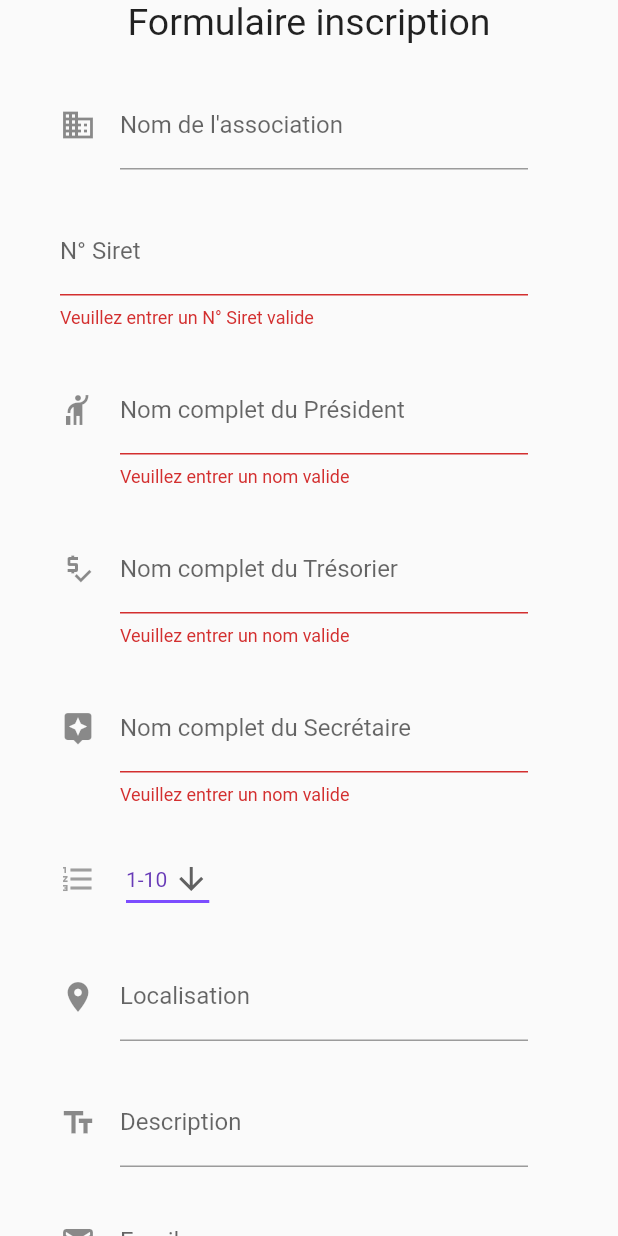
After one commit to juxqq/stage-project-mobile, a Flutter app: the SignUpAssoc screen opened directly, on a phone screen of 412 x 824 dp. The commit adds this screen. Run offline on Flutter 3.47's test engine with Material 2 defaults, Android fonts, the phone set to English and light mode, and no system bars; our stand-ins replace bottom_navy_bar; missing offline and left inert: dart:ffi, flutter_session; accounts and stored records are empty.

Commit message:
Base of signup for associations

```diff
--- a/lib/extensions/validator_extensions.dart
+++ b/lib/extensions/validator_extensions.dart
@@ -70,4 +70,13 @@ extension ValidatorExtensions on String {
 
     return null;
   }
+
+  String? validateSiret() {
+    String pattern = '[0-9]';
+    RegExp regex = RegExp(pattern);
+    if (isEmpty || !regex.hasMatch(this) || length > 14) {
+      return 'Veuillez entrer un N° Siret valide';
+    }
+    return null;
+  }
 }
--- /dev/null
+++ b/lib/services/assoc_service.dart
@@ -0,0 +1,33 @@
+import 'package:http/http.dart' as http;
+import 'package:flutter_session/flutter_session.dart';
+
+class AssocService {
+  static const String uri =
+      'https://www.dorian-roulet.com/stage_2022_01x02_epsi';
+  static final session = FlutterSession();
+
+  Future<dynamic> createAssoc(name, siret, president, tresorier, secretaire,
+      nbMembre, localisation, description, mail, siteWeb) async {
+    try {
+      final response = await http.post(Uri.parse('$uri/postAssoc.php'), body: {
+        "name": "$name",
+        "siret": "$siret",
+        "president": "$president",
+        "tresorier": "$tresorier",
+        "secretaire": "$secretaire",
+        "nbMembre": "$nbMembre",
+        "localisation": "$localisation",
+        "description": "$description",
+        "mail": "$mail",
+        "siteWeb": "$siteWeb"
+      });
+
+      if (response.statusCode == 200) {
+        return true;
+      }
+    } catch (e) {
+      rethrow;
+    }
+    return null;
+  }
+}
--- /dev/null
+++ b/lib/views/assoc/signup_assoc.dart
@@ -0,0 +1,255 @@
+import 'package:flutter/material.dart';
+import 'package:mobile_app/extensions/validator_extensions.dart';
+import 'package:mobile_app/services/assoc_service.dart';
+import 'package:mobile_app/share/radius_button.dart';
+
+class SignUpAssoc extends StatefulWidget {
+  const SignUpAssoc({Key? key}) : super(key: key);
+
+  @override
+  _SignUpAssocState createState() => _SignUpAssocState();
+}
+
+class _SignUpAssocState extends State<SignUpAssoc> {
+  String dropdownValue = '1-10';
+  final _formKey = GlobalKey<FormState>();
+  final TextEditingController nameController = TextEditingController();
+  final TextEditingController siretController = TextEditingController();
+  final TextEditingController presidentController = TextEditingController();
+  final TextEditingController tresorierController = TextEditingController();
+  final TextEditingController secretaireController = TextEditingController();
+  final TextEditingController nbMembreController = TextEditingController();
+  final TextEditingController localisationController = TextEditingController();
+  final TextEditingController descriptionController = TextEditingController();
+  final TextEditingController mailController = TextEditingController();
+  final TextEditingController siteWebController = TextEditingController();
+  final AssocService assocService = AssocService();
+
+  @override
+  Widget build(BuildContext context) {
+    return Scaffold(
+      resizeToAvoidBottomInset: false,
+      body: Form(
+        autovalidateMode: AutovalidateMode.always,
+        key: _formKey,
+        child: SingleChildScrollView(
+            child: Column(
+          mainAxisAlignment: MainAxisAlignment.center,
+          children: [
+            const Text("Formulaire inscription",
+                style: TextStyle(fontSize: 25)),
+            const SizedBox(height: 25),
+            Container(
+              alignment: Alignment.center,
+              margin: const EdgeInsets.only(
+                left: 40,
+                right: 60,
+              ),
+              child: TextFormField(
+                controller: nameController,
+                decoration: InputDecoration(
+                    labelText: "Nom de l'association",
+                    icon: Icon(Icons.business)),
+              ),
+            ),
+            const SizedBox(height: 25),
+            Container(
+              alignment: Alignment.center,
+              margin: const EdgeInsets.only(
+                left: 40,
+                right: 60,
+              ),
+              child: TextFormField(
+                keyboardType: TextInputType.phone,
+                controller: siretController,
+                validator: (value) {
+                  return value!.validateSiret();
+                },
+                decoration: InputDecoration(
+                  labelText: "N° Siret",
+                ),
+              ),
+            ),
+            const SizedBox(height: 25),
+            Container(
+              alignment: Alignment.center,
+              margin: const EdgeInsets.only(
+                left: 40,
+                right: 60,
+              ),
+              child: TextFormField(
+                controller: presidentController,
+                validator: (value) {
+                  return value!.validateLastName();
+                },
+                decoration: InputDecoration(
+                    labelText: "Nom complet du Président",
+                    icon: Icon(Icons.hail)),
+              ),
+            ),
+            const SizedBox(height: 25),
+            Container(
+              alignment: Alignment.center,
+              margin: const EdgeInsets.only(
+                left: 40,
+                right: 60,
+              ),
+              child: TextFormField(
+                controller: tresorierController,
+                validator: (value) {
+                  return value!.validateLastName();
+                },
+                decoration: InputDecoration(
+                    labelText: "Nom complet du Trésorier",
+                    icon: Icon(Icons.price_check)),
+              ),
+            ),
+            const SizedBox(height: 25),
+            Container(
+              alignment: Alignment.center,
+              margin: const EdgeInsets.only(
+                left: 40,
+                right: 60,
+              ),
+              child: TextFormField(
+                controller: secretaireController,
+                validator: (value) {
+                  return value!.validateLastName();
+                },
+                decoration: InputDecoration(
+                    labelText: "Nom complet du Secrétaire",
+                    icon: Icon(Icons.assistant)),
+              ),
+            ),
+            const SizedBox(height: 25),
+            Container(
+                alignment: Alignment.centerLeft,
+                margin: const EdgeInsets.only(
+                  left: 40,
+                  right: 60,
+                ),
+                child: Row(
+                  children: [
+                    Icon(Icons.format_list_numbered, color: Colors.grey),
+                    const SizedBox(width: 20),
+                    _buildDropButton()
+                  ],
+                )),
+            const SizedBox(height: 25),
+            Container(
+              alignment: Alignment.center,
+              margin: const EdgeInsets.only(
+                left: 40,
+                right: 60,
+              ),
+              child: TextFormField(
+                controller: localisationController,
+                decoration: InputDecoration(
+                    labelText: "Localisation", icon: Icon(Icons.location_on)),
+              ),
+            ),
+            const SizedBox(height: 25),
+            Container(
+              alignment: Alignment.center,
+              margin: const EdgeInsets.only(
+                left: 40,
+                right: 60,
+              ),
+              child: TextFormField(
+                controller: descriptionController,
+                keyboardType: TextInputType.multiline,
+                maxLines: null,
+                decoration: InputDecoration(
+                    labelText: "Description", icon: Icon(Icons.text_fields)),
+              ),
+            ),
+            const SizedBox(height: 20),
+            Container(
+              alignment: Alignment.center,
+              margin: const EdgeInsets.only(
+                left: 40,
+                right: 60,
+              ),
+              child: TextFormField(
+                controller: mailController,
+                validator: (value) {
+                  return value!.validateEmail();
+                },
+                decoration:
+                    InputDecoration(labelText: "Email", icon: Icon(Icons.mail)),
+              ),
+            ),
+            const SizedBox(height: 20),
+            Container(
+              alignment: Alignment.center,
+              margin: const EdgeInsets.only(
+                left: 40,
+                right: 60,
+              ),
+              child: TextFormField(
+                controller: siteWebController,
+                validator: (value) {
+                  return value!.validateEmail();
+                },
+                decoration: InputDecoration(
+                    labelText: "Site web", icon: Icon(Icons.add_link)),
+              ),
+            ),
+            RadiusButton("S'inscrire", () async {
+              if (_formKey.currentState!.validate()) {
+                ScaffoldMessenger.of(context).showSnackBar(
+                  const SnackBar(content: Text('Inscription en cours...')),
+                );
+                await assocService
+                    .createAssoc(
+                        nameController.text,
+                        siretController.text,
+                        presidentController.text,
+                        tresorierController.text,
+                        secretaireController.text,
+                        nbMembreController.text,
+                        localisationController.text,
+                        descriptionController.text,
+                        mailController.text,
+                        siteWebController.text)
+                    .then((value) {
+                  if (value == true) {
+                    Navigator.pushNamed(context, '/main');
+                    ScaffoldMessenger.of(context).showSnackBar(const SnackBar(
+                        content: Text('Inscription réussie !'),
+                        backgroundColor: Colors.green));
+                  }
+                });
+              }
+            }, Colors.lightBlue),
+          ],
+        )),
+      ),
+    );
+  }
+
+  Widget _buildDropButton() {
+    return DropdownButton<String>(
+      value: dropdownValue,
+      icon: const Icon(Icons.arrow_downward),
+      elevation: 16,
+      style: const TextStyle(color: Colors.deepPurple),
+      underline: Container(
+        height: 2,
+        color: Colors.deepPurpleAccent,
+      ),
+      onChanged: (String? newValue) {
+        setState(() {
+          dropdownValue = newValue!;
+        });
+      },
+      items: <String>['1-10', '+20', '+50', '+100']
+          .map<DropdownMenuItem<String>>((String value) {
+        return DropdownMenuItem<String>(
+          value: value,
+          child: Text(value),
+        );
+      }).toList(),
+    );
+  }
+}
--- a/lib/views/signup.dart
+++ b/lib/views/auth/signup.dart
@@ -1,9 +1,7 @@
 import 'dart:convert';
 import 'package:flutter/material.dart';
-import 'package:mobile_app/models/user.dart';
 import 'package:mobile_app/services/user_service.dart';
 import 'package:mobile_app/share/radius_button.dart';
-import 'package:mobile_app/views/profile.dart';
 import 'package:mobile_app/extensions/validator_extensions.dart';
 import 'package:crypto/crypto.dart';
 
@@ -40,10 +38,15 @@ class _SignUpState extends State<SignUp> {
                   const SizedBox(height: 25),
                   Container(
                     alignment: Alignment.center,
-                    margin: const EdgeInsets.only(left: 40, right: 60,),
+                    margin: const EdgeInsets.only(
+                      left: 40,
+                      right: 60,
+                    ),
                     child: TextFormField(
                       controller: nameController,
-                      validator: (value) { return value!.validateName();},
+                      validator: (value) {
+                        return value!.validateName();
+                      },
                       decoration: InputDecoration(
                           labelText: "Prénom",
                           icon: Icon(Icons.assignment_ind)),
@@ -52,46 +55,60 @@ class _SignUpState extends State<SignUp> {
                   const SizedBox(height: 20),
                   Container(
                     alignment: Alignment.center,
-                    margin: const EdgeInsets.only(left: 40, right: 60,),
+                    margin: const EdgeInsets.only(
+                      left: 40,
+                      right: 60,
+                    ),
                     child: TextFormField(
                       controller: firstNameController,
-                      validator: (value) { return value!.validateLastName();},
+                      validator: (value) {
+                        return value!.validateLastName();
+                      },
                       decoration: InputDecoration(
                           labelText: "Nom", icon: Icon(Icons.assignment_ind)),
                     ),
                   ),
                   const SizedBox(height: 20),
-                  Container(alignment: Alignment.centerLeft,
-                      margin: const EdgeInsets.only(left: 40, right: 60,),
+                  Container(
+                      alignment: Alignment.centerLeft,
+                      margin: const EdgeInsets.only(
+                        left: 40,
+                        right: 60,
+                      ),
                       child: Row(
                         children: [
                           Icon(Icons.assignment_ind, color: Colors.grey),
-                        const SizedBox(width: 20),
-                        _buildDropButton()
+                          const SizedBox(width: 20),
+                          _buildDropButton()
                         ],
-                      )
-                    ),
+                      )),
                   const SizedBox(height: 20),
                   Container(
                     alignment: Alignment.center,
-                    margin: const EdgeInsets.only(left: 40, right: 60,),
+                    margin: const EdgeInsets.only(
+                      left: 40,
+                      right: 60,
+                    ),
                     child: TextFormField(
                       controller: mailController,
-                      validator: (value) { return value!.validateEmail();},
-                      decoration:
-                      InputDecoration(
+                      validator: (value) {
+                        return value!.validateEmail();
+                      },
+                      decoration: InputDecoration(
                           labelText: "Email", icon: Icon(Icons.mail)),
                     ),
                   ),
                   const SizedBox(height: 20),
                   Container(
                     alignment: Alignment.center,
-                    margin: const EdgeInsets.only(left: 40, right: 60,),
+                    margin: const EdgeInsets.only(
+                      left: 40,
+                      right: 60,
+                    ),
                     child: TextFormField(
                       controller: passwordController,
                       validator: (value) => value!.validatePassword(),
-                      decoration:
-                      InputDecoration(
+                      decoration: InputDecoration(
                           labelText: "Mot de passe", icon: Icon(Icons.lock)),
                       obscureText: true,
                     ),
@@ -99,39 +116,50 @@ class _SignUpState extends State<SignUp> {
                   const SizedBox(height: 20),
                   Container(
                     alignment: Alignment.center,
-                    margin: const EdgeInsets.only(left: 40, right: 60,),
+                    margin: const EdgeInsets.only(
+                      left: 40,
+                      right: 60,
+                    ),
                     child: TextFormField(
                       controller: phoneController,
                       keyboardType: TextInputType.phone,
-                      validator: (value) { return value!.validatePhone();},
+                      validator: (value) {
+                        return value!.validatePhone();
+                      },
                       decoration: const InputDecoration(
                           labelText: "Téléphone", icon: Icon(Icons.phone)),
                     ),
                   ),
                   const SizedBox(height: 50),
                   RadiusButton("S'inscrire", () async {
-
                     if (_formKey.currentState!.validate()) {
                       ScaffoldMessenger.of(context).showSnackBar(
                         const SnackBar(
                             content: Text('Inscription en cours...')),
                       );
-                      await userService.createUser(sha512.convert(utf8.encode(passwordController.text)).toString(), nameController.text, firstNameController.text, phoneController.text, mailController.text).then((value) {
-                        if(value == true) {
+                      await userService
+                          .createUser(
+                              sha512
+                                  .convert(utf8.encode(passwordController.text))
+                                  .toString(),
+                              nameController.text,
+                              firstNameController.text,
+                              phoneController.text,
+                              mailController.text)
+                          .then((value) {
+                        if (value == true) {
                           Navigator.pushNamed(context, '/main');
-                          ScaffoldMessenger.of(context).showSnackBar(
-                            const SnackBar(
-                              content: Text('Inscription réussie ! Confirmer votre adresse mail.'),
-                              backgroundColor: Colors.green
-                            )
-                          );
+                          ScaffoldMessenger.of(context).showSnackBar(const SnackBar(
+                              content: Text(
+                                  'Inscription réussie ! Confirmer votre adresse mail.'),
+                              backgroundColor: Colors.green));
+                        } else {
+                          ScaffoldMessenger.of(context).showSnackBar(const SnackBar(
+                              content: Text(
+                                  "Inscription impossible ! Un compte utilise déjà cet adresse mail."),
+                              backgroundColor: Colors.red));
                         }
-                        else {
-                          ScaffoldMessenger.of(context).showSnackBar(const SnackBar(
-                            content: Text("Inscription impossible ! Un compte utilise déjà cet adresse mail."), backgroundColor: Colors.red)
-                          );
-                        }
-                    });
+                      });
                     }
                   }, Colors.lightBlue),
                 ],
@@ -148,15 +176,14 @@ class _SignUpState extends State<SignUp> {
       underline: Container(
         height: 2,
         color: Colors.deepPurpleAccent,
-
       ),
       onChanged: (String? newValue) {
         setState(() {
           dropdownValue = newValue!;
         });
       },
-      items: <String>['M', 'F', 'A']
-          .map<DropdownMenuItem<String>>((String value) {
+      items:
+          <String>['M', 'F', 'A'].map<DropdownMenuItem<String>>((String value) {
         return DropdownMenuItem<String>(
           value: value,
           child: Text(value),
@@ -164,5 +191,4 @@ class _SignUpState extends State<SignUp> {
       }).toList(),
     );
   }
-
 }
```
Also changed, not shown: lib/main.dart (+4 -4 lines), lib/views/auth/login.dart (renamed from lib/views/login.dart), lib/views/auth/profile.dart (renamed from lib/views/profile.dart), lib/views/auth/reset.dart (renamed from lib/views/reset.dart).
